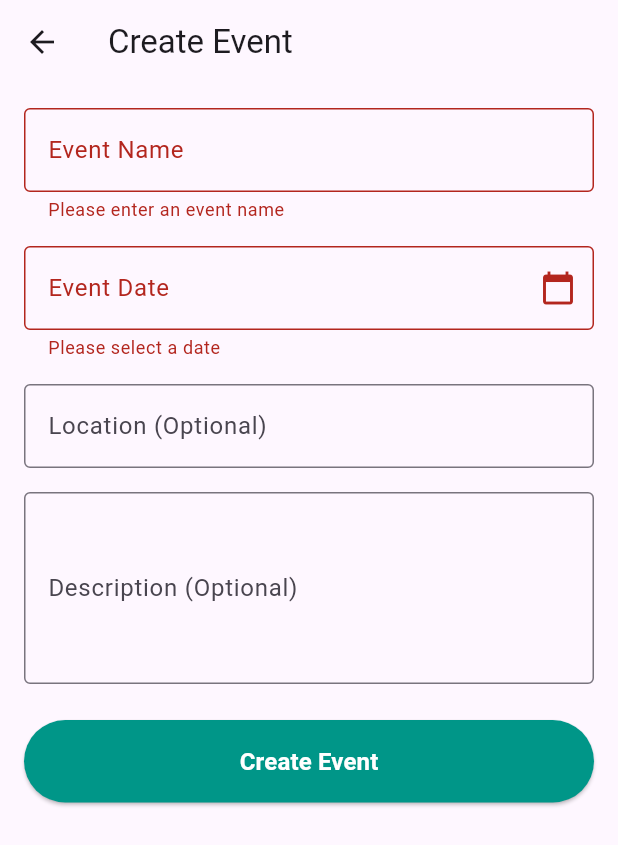
After one commit to AbdelrahmanKhaled18/hedeyty_project, a Flutter app: the EventCreationPage screen opened directly, after a tap on "Create Event", on a phone screen of 412 x 824 dp. The commit adds this screen. Shown: the top 845 px of the screen. Run offline on Flutter 3.47's test engine with Material 3 defaults, Android fonts, the phone set to English and light mode, and no system bars; our stand-ins replace animated_splash_screen, cloud_firestore, firebase_auth, firebase_core, google_fonts, lottie and 1 more; accounts and stored records are empty.

Commit message:
adding events

```diff
--- a/lib/database/database_helper.dart
+++ b/lib/database/database_helper.dart
@@ -48,6 +48,7 @@ class DatabaseHelper {
       location TEXT,
       description TEXT,
       user_id INTEGER,
+      firestore_id TEXT UNIQUE,
       FOREIGN KEY (user_id) REFERENCES users(id) ON DELETE CASCADE
     )
   ''');
--- a/lib/database/models/event.dart
+++ b/lib/database/models/event.dart
@@ -5,6 +5,7 @@ class Event {
   final String? location;
   final String? description;
   final int userId;
+  final String? firestoreId;
 
   Event({
     this.id,
@@ -13,6 +14,7 @@ class Event {
     this.location,
     this.description,
     required this.userId,
+    this.firestoreId,
   });
 
   // Convert an Event into a Map for SQL insertion
@@ -24,6 +26,7 @@ class Event {
       'location': location,
       'description': description,
       'user_id': userId,
+      'firestore_id': firestoreId,
     };
   }
 
@@ -36,6 +39,7 @@ class Event {
       location: map['location'],
       description: map['description'],
       userId: map['user_id'],
+      firestoreId: map['firestore_id'],
     );
   }
 }
--- /dev/null
+++ b/lib/screens/event_creation.dart
@@ -0,0 +1,207 @@
+import 'package:flutter/material.dart';
+import 'package:firebase_auth/firebase_auth.dart';
+import 'package:cloud_firestore/cloud_firestore.dart';
+import 'package:intl/intl.dart';
+import '../database/models/event.dart';
+import '../database/DAO/event_dao.dart';
+import '../database/database_helper.dart';
+
+class EventCreationPage extends StatefulWidget {
+  const EventCreationPage({super.key});
+
+  @override
+  _EventCreationPageState createState() => _EventCreationPageState();
+}
+
+class _EventCreationPageState extends State<EventCreationPage> {
+  final TextEditingController _nameController = TextEditingController();
+  final TextEditingController _locationController = TextEditingController();
+  final TextEditingController _descriptionController = TextEditingController();
+  final TextEditingController _dateController = TextEditingController();
+
+  final GlobalKey<FormState> _formKey = GlobalKey<FormState>();
+
+  bool _isLoading = false;
+
+  Future<void> _createEvent() async {
+    if (!_formKey.currentState!.validate()) {
+      return;
+    }
+
+    setState(() => _isLoading = true);
+
+    try {
+      String firestoreUserId = FirebaseAuth.instance.currentUser!.uid;
+      int localUserId = await _getLocalUserId(firestoreUserId);
+
+      // Save to Firestore and get the document ID
+      String firestoreId = await _saveEventToFirestore(
+        firestoreUserId: firestoreUserId,
+      );
+
+      // Create event model with Firestore ID
+      Event newEvent = Event(
+        name: _nameController.text,
+        date: _dateController.text,
+        location: _locationController.text,
+        description: _descriptionController.text,
+        userId: localUserId,
+        firestoreId: firestoreId,
+      );
+
+      // Insert into SQLite
+      await EventDAO().insertEvent(newEvent);
+
+      ScaffoldMessenger.of(context).showSnackBar(
+        const SnackBar(content: Text('Event created successfully!')),
+      );
+
+      _clearForm();
+    } catch (e) {
+      ScaffoldMessenger.of(context).showSnackBar(
+        SnackBar(content: Text('Error creating event: $e')),
+      );
+    } finally {
+      setState(() => _isLoading = false);
+    }
+  }
+
+  Future<String> _saveEventToFirestore({
+    required String firestoreUserId,
+  }) async {
+    DocumentReference docRef = await FirebaseFirestore.instance.collection('events').add({
+      'user_id': firestoreUserId,
+      'name': _nameController.text,
+      'date': _dateController.text,
+      'location': _locationController.text,
+      'description': _descriptionController.text,
+    });
+    return docRef.id;
+  }
+
+  Future<int> _getLocalUserId(String firestoreId) async {
+    final db = await DatabaseHelper().database;
+    var result = await db.query(
+      'users',
+      where: 'firestore_id = ?',
+      whereArgs: [firestoreId],
+    );
+    if (result.isNotEmpty) {
+      return result.first['id'] as int;
+    }
+    throw Exception('Local user ID not found for Firestore ID: $firestoreId');
+  }
+
+  void _clearForm() {
+    _nameController.clear();
+    _locationController.clear();
+    _descriptionController.clear();
+    _dateController.clear();
+  }
+
+  @override
+  Widget build(BuildContext context) {
+    return Scaffold(
+      appBar: AppBar(title: const Text('Create Event')),
+      body: Padding(
+        padding: const EdgeInsets.all(16.0),
+        child: SingleChildScrollView(
+          child: Form(
+            key: _formKey,
+            child: Column(
+              crossAxisAlignment: CrossAxisAlignment.start,
+              children: [
+                TextFormField(
+                  controller: _nameController,
+                  decoration: const InputDecoration(
+                    labelText: 'Event Name',
+                    border: OutlineInputBorder(),
+                  ),
+                  validator: (value) {
+                    if (value == null || value.isEmpty) {
+                      return 'Please enter an event name';
+                    }
+                    return null;
+                  },
+                ),
+                const SizedBox(height: 16),
+                TextFormField(
+                  controller: _dateController,
+                  readOnly: true,
+                  decoration: const InputDecoration(
+                    labelText: 'Event Date',
+                    border: OutlineInputBorder(),
+                    suffixIcon: Icon(Icons.calendar_today),
+                  ),
+                  onTap: () async {
+                    DateTime? pickedDate = await showDatePicker(
+                      context: context,
+                      initialDate: DateTime.now(),
+                      firstDate: DateTime.now(),
+                      lastDate: DateTime(2100),
+                    );
+                    if (pickedDate != null) {
+                      String formattedDate =
+                      DateFormat('yyyy-MM-dd').format(pickedDate);
+                      setState(() => _dateController.text = formattedDate);
+                    }
+                  },
+                  validator: (value) {
+                    if (value == null || value.isEmpty) {
+                      return 'Please select a date';
+                    }
+                    return null;
+                  },
+                ),
+                const SizedBox(height: 16),
+                TextFormField(
+                  controller: _locationController,
+                  decoration: const InputDecoration(
+                    labelText: 'Location (Optional)',
+                    border: OutlineInputBorder(),
+                  ),
+                ),
+                const SizedBox(height: 16),
+                TextFormField(
+                  controller: _descriptionController,
+                  maxLines: 4,
+                  decoration: const InputDecoration(
+                    labelText: 'Description (Optional)',
+                    border: OutlineInputBorder(),
+                  ),
+                ),
+                const SizedBox(height: 24),
+                SizedBox(
+                  width: double.infinity,
+                  child: ElevatedButton(
+                    onPressed: _isLoading ? null : _createEvent,
+                    style: ElevatedButton.styleFrom(
+                      padding: const EdgeInsets.symmetric(vertical: 16),
+                      backgroundColor: Colors.teal,
+                      shape: RoundedRectangleBorder(
+                        borderRadius: BorderRadius.circular(30),
+                      ),
+                    ),
+                    child: _isLoading
+                        ? const CircularProgressIndicator(
+                      valueColor:
+                      AlwaysStoppedAnimation<Color>(Colors.white),
+                    )
+                        : const Text(
+                      'Create Event',
+                      style: TextStyle(
+                        fontSize: 16,
+                        fontWeight: FontWeight.bold,
+                        color: Colors.white,
+                      ),
+                    ),
+                  ),
+                ),
+              ],
+            ),
+          ),
+        ),
+      ),
+    );
+  }
+}
--- a/lib/screens/signup_screen.dart
+++ b/lib/screens/signup_screen.dart
@@ -1,7 +1,6 @@
 import 'package:flutter/material.dart';
 import 'package:firebase_auth/firebase_auth.dart';
 import 'package:cloud_firestore/cloud_firestore.dart';
-
 import '../screens/tabs.dart';
 import '../database/DAO/user_dao.dart';
 import '../database/models/user.dart';
--- a/lib/screens/tabs.dart
+++ b/lib/screens/tabs.dart
@@ -1,7 +1,6 @@
 import 'package:firebase_auth/firebase_auth.dart';
 import 'package:flutter/material.dart';
 import 'package:yarb/screens/event_list_screen.dart';
-import 'package:yarb/screens/gift_list_screen.dart';
 import 'package:yarb/screens/home_screen.dart';
 import 'package:yarb/widgets/main_drawer.dart';
 import 'package:yarb/screens/pledged_gifts_screen.dart';
--- a/pubspec.yaml
+++ b/pubspec.yaml
@@ -47,6 +47,7 @@ dependencies:
   crypto: ^3.0.6
   path_provider: ^2.1.5
   image_picker: ^1.1.2
+  intl: ^0.20.1
 
 
 
```
Also changed, not shown: lib/database/DAO/event_dao.dart (+43 -8 lines), lib/screens/event_list_screen.dart (+171 -137 lines), lib/screens/home_screen.dart (+55 -46 lines), lib/widgets/friend_item.dart (+56 -19 lines), pubspec.lock.
